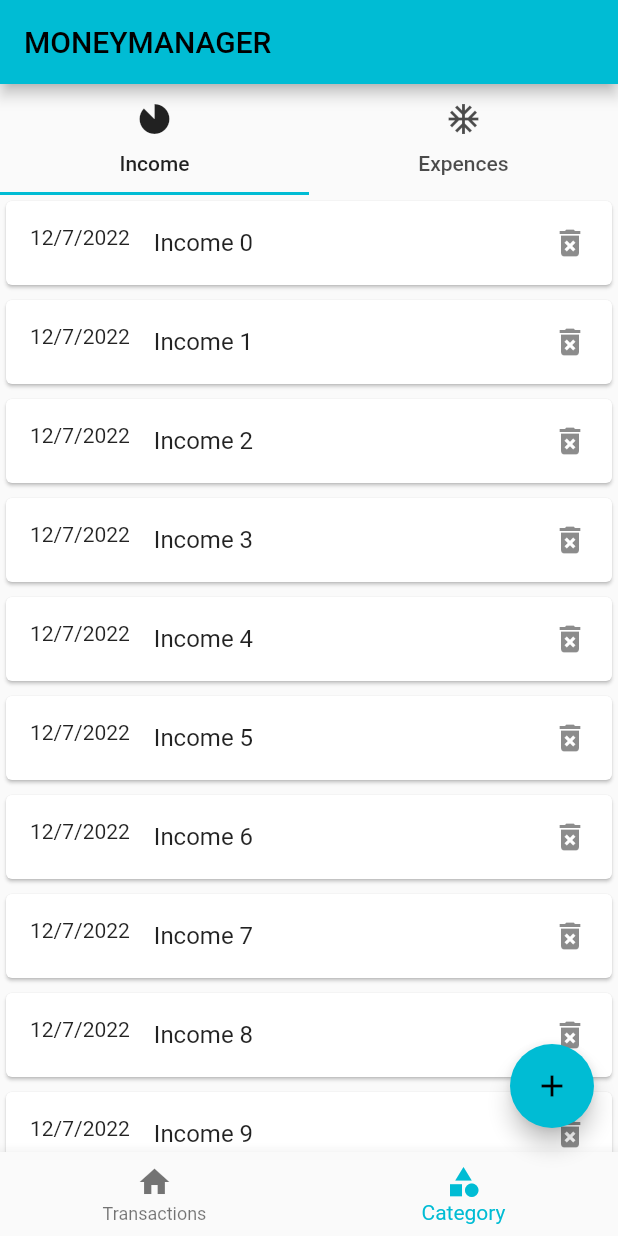
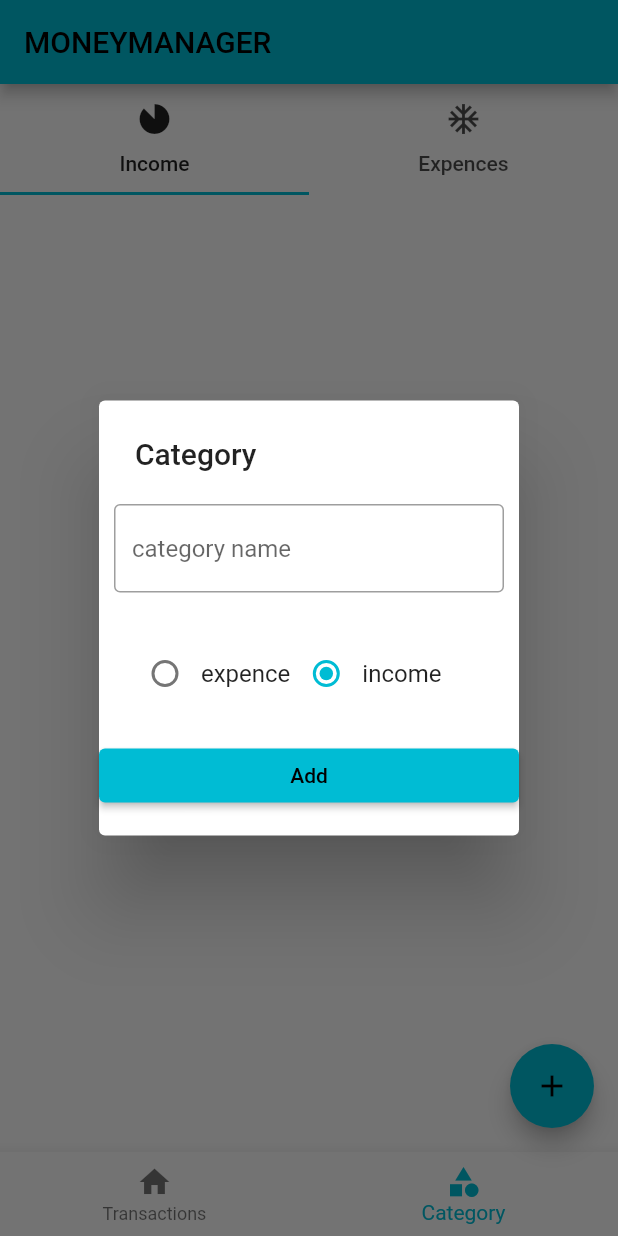
Before and after one commit to sardarmonsoorsait/money_manager, a Flutter app: the screen it shows after launch, item 2 of the bottom bar chosen, after a tap on the "add" icon, on a phone screen of 412 x 824 dp. Run offline on Flutter 3.47's test engine with Material 2 defaults, Android fonts, the phone set to English and light mode, and no system bars; our stand-ins replace hive, hive_flutter; accounts and stored records are empty.

Commit message:
category db work completed

```diff
--- /dev/null
+++ b/lib/db/category_db.dart
@@ -0,0 +1,52 @@
+import 'package:flutter/cupertino.dart';
+import 'package:hive/hive.dart';
+import 'package:money_manager/models/category_model/category_model.dart';
+
+const CATEGORY_DB_NAME = 'category-database';
+
+abstract class CategoryDbFunctions {
+  Future<void> InsertCategory(CategoryModel value);
+  Future<List<CategoryModel>> getCategories();
+}
+
+class CategoryDb implements CategoryDbFunctions {
+  CategoryDb._internal();
+  static CategoryDb instance =CategoryDb._internal();
+  factory CategoryDb(){
+    return instance;
+  }
+
+
+
+  ValueNotifier<List<CategoryModel>> incomelistnotifier = ValueNotifier([]);
+  ValueNotifier<List<CategoryModel>> expencelistnotifier = ValueNotifier([]);
+  @override
+  Future<void> InsertCategory(CategoryModel value) async {
+    // TODO: implement InsertCategory
+    final _categoryDb = await Hive.openBox<CategoryModel>(CATEGORY_DB_NAME);
+    await _categoryDb.add(value);
+    updateUI();
+    //throw UnimplementedError();
+  }
+
+  @override
+  Future<List<CategoryModel>> getCategories() async {
+    final _categoryDb = await Hive.openBox<CategoryModel>(CATEGORY_DB_NAME);
+    return _categoryDb.values.toList();
+  }
+
+  Future<void> updateUI() async {
+    final _allcategoris = await getCategories();
+    incomelistnotifier.value.clear();
+    expencelistnotifier.value.clear();
+    Future.forEach((_allcategoris), (CategoryModel category) {
+      if (category.type == CategoryType.expence) {
+        expencelistnotifier.value.add(category);
+      } else {
+        incomelistnotifier.value.add(category);
+      }
+    });
+    incomelistnotifier.notifyListeners();
+    expencelistnotifier.notifyListeners();
+  }
+}
--- a/lib/main.dart
+++ b/lib/main.dart
@@ -1,9 +1,20 @@
 import 'package:flutter/cupertino.dart';
 import 'package:flutter/material.dart';
+import 'package:hive/hive.dart';
+import 'package:hive_flutter/hive_flutter.dart';
+import 'package:money_manager/models/category_model/category_model.dart';
 import 'package:money_manager/screens/home_screen/myhome.dart';
 
-void main(List<String> args) {
+Future<void> main(List<String> args) async {
+  WidgetsFlutterBinding.ensureInitialized();
+  await Hive.initFlutter();
   runApp(MyApp());
+  if (!Hive.isAdapterRegistered(CategoryModelAdapter().typeId)) {
+    Hive.registerAdapter(CategoryModelAdapter());
+  }
+  if (!Hive.isAdapterRegistered(CategoryTypeAdapter().typeId)) {
+    Hive.registerAdapter(CategoryTypeAdapter());
+  }
 }
 
 class MyApp extends StatelessWidget {
--- /dev/null
+++ b/lib/models/category_model/category_model.dart
@@ -0,0 +1,31 @@
+import 'package:hive/hive.dart';
+part 'category_model.g.dart';
+@HiveType(typeId: 2)
+enum CategoryType {
+  @HiveField(0)
+  income,
+  @HiveField(1)
+  expence,
+}
+
+@HiveType(typeId: 1)
+class CategoryModel {
+  @HiveField(0)
+  final String id;
+  @HiveField(1)
+  final String name;
+  @HiveField(2)
+  final bool isDeleted;
+  @HiveField(3)
+  final CategoryType type;
+
+  CategoryModel(
+      {required this.id,required this.name, required this.type, this.isDeleted = false});
+
+    @override
+  String toString() {
+    // TODO: implement toString
+
+    return '{$id  $name $type }';
+  }
+}
--- a/lib/screens/home_screen/myhome.dart
+++ b/lib/screens/home_screen/myhome.dart
@@ -1,14 +1,17 @@
 import 'package:flutter/material.dart';
 import 'package:flutter/src/foundation/key.dart';
 import 'package:flutter/src/widgets/framework.dart';
+import 'package:money_manager/db/category_db.dart';
+import 'package:money_manager/models/category_model/category_model.dart';
 import 'package:money_manager/screens/home_screen/widgets/navigation_bar.dart';
 import 'package:money_manager/screens/screen_category/category_page.dart';
+import 'package:money_manager/screens/screen_category/category_popup.dart';
 import 'package:money_manager/screens/screen_transaction/screen_transaction.dart';
 //import 'package:money_manager/screens/screen_home/screen_home.dart';
 
 class MyHome extends StatelessWidget {
   const MyHome({Key? key}) : super(key: key);
-  final   _pages =const [ScreenTrasaction(),ScreenCategory()];
+  final _pages = const [ScreenTrasaction(), ScreenCategory()];
   static ValueNotifier<int> indexNotifier = ValueNotifier(0);
   @override
   Widget build(BuildContext context) {
@@ -18,13 +21,24 @@ class MyHome extends StatelessWidget {
         title: Text('MONEYMANAGER'),
       ),
       body: ValueListenableBuilder(
-        valueListenable: indexNotifier,
-        builder: (BuildContext context,int index,_) {
-          return SafeArea(child: _pages[index],);
-        }
-      ),
-      floatingActionButton:
-          FloatingActionButton(onPressed: () {}, child: Icon(Icons.add)),
+          valueListenable: indexNotifier,
+          builder: (BuildContext context, int index, _) {
+            return SafeArea(
+              child: _pages[index],
+            );
+          }),
+      floatingActionButton: FloatingActionButton(
+          onPressed: () {
+            if (indexNotifier.value == 0) {
+              print('this is from transaction page');
+            } else {
+              // print('this is from category page');
+              // final _sample = CategoryModel(id: DateTime.now().millisecondsSinceEpoch.toString(), name: 'Travel', type:CategoryType.expence);
+              // CategoryDb().InsertCategory(_sample);
+              CategoryPopup(context);
+            }
+          },
+          child: Icon(Icons.add)),
     );
   }
 }
--- a/lib/screens/screen_category/category_page.dart
+++ b/lib/screens/screen_category/category_page.dart
@@ -1,6 +1,7 @@
 import 'package:flutter/material.dart';
 import 'package:flutter/src/foundation/key.dart';
 import 'package:flutter/src/widgets/framework.dart';
+import 'package:money_manager/db/category_db.dart';
 import 'package:money_manager/screens/screen_category/expence_tab.dart';
 import 'package:money_manager/screens/screen_category/income_tab.dart';
 
@@ -11,11 +12,16 @@ class ScreenCategory extends StatefulWidget {
   State<ScreenCategory> createState() => _ScreenCategoryState();
 }
 
-class _ScreenCategoryState extends State<ScreenCategory> with TickerProviderStateMixin {
+class _ScreenCategoryState extends State<ScreenCategory>
+    with TickerProviderStateMixin {
   late TabController _tabbarcontroller;
   @override
   void initState() {
-     _tabbarcontroller =TabController(length: 2, vsync:this) ;
+    _tabbarcontroller = TabController(length: 2, vsync: this);
+    CategoryDb().getCategories().then((value) {
+      print('get from categories db');
+      print(value.toString());
+    });
     super.initState();
   }
 
@@ -23,8 +29,24 @@ class _ScreenCategoryState extends State<ScreenCategory> with TickerProviderStat
   Widget build(BuildContext context) {
     return Column(
       children: [
-        TabBar(controller: _tabbarcontroller ,tabs: [Tab(text: 'Income',icon: Icon(Icons.incomplete_circle),),Tab(text: 'Expences',icon: Icon(Icons.ac_unit_sharp),)],
-        ),Expanded(child: TabBarView(children: [IncomeTab(),ExpenceTab()],controller: _tabbarcontroller,))
+        TabBar(
+          controller: _tabbarcontroller,
+          tabs: [
+            Tab(
+              text: 'Income',
+              icon: Icon(Icons.incomplete_circle),
+            ),
+            Tab(
+              text: 'Expences',
+              icon: Icon(Icons.ac_unit_sharp),
+            )
+          ],
+        ),
+        Expanded(
+            child: TabBarView(
+          children: [IncomeTab(), ExpenceTab()],
+          controller: _tabbarcontroller,
+        ))
       ],
     );
   }
--- /dev/null
+++ b/lib/screens/screen_category/category_popup.dart
@@ -0,0 +1,86 @@
+import 'package:flutter/cupertino.dart';
+import 'package:flutter/material.dart';
+import 'package:flutter/rendering.dart';
+import 'package:money_manager/db/category_db.dart';
+import 'package:money_manager/models/category_model/category_model.dart';
+
+ValueNotifier<CategoryType> typeNotifier = ValueNotifier(CategoryType.income);
+final TextEditingController _textConroller = TextEditingController();
+Future<void> CategoryPopup(BuildContext context) async {
+  showDialog(
+      context: context,
+      builder: (ctx) {
+        return SimpleDialog(
+          title: Text("Category"),
+          children: [
+            Padding(
+              padding: EdgeInsets.all(10.0),
+              child: TextFormField(
+                controller: _textConroller,
+                decoration: InputDecoration(
+                    border: OutlineInputBorder(), hintText: 'category name'),
+              ),
+            ),
+            Padding(
+              padding: EdgeInsets.all(20.0),
+              child: Row(
+                children: [
+                  RadioButton(
+                    title: 'expence',
+                    type: CategoryType.expence,
+                  ),
+                  RadioButton(
+                    title: 'income',
+                    type: CategoryType.income,
+                  ),
+                ],
+              ),
+            ),
+            ElevatedButton(
+                onPressed: () {
+                  final String _text;
+                  _text = _textConroller.text;
+                  final _type = typeNotifier.value;
+                  CategoryModel _category = CategoryModel(
+                      id: DateTime.now().millisecondsSinceEpoch.toString(),
+                      name: _text,
+                      type: _type);
+                  CategoryDb().InsertCategory(_category);
+                  Navigator.of(ctx).pop();
+                },
+                child: Text('Add'))
+          ],
+        );
+      });
+}
+
+class RadioButton extends StatelessWidget {
+  final String title;
+  final CategoryType type;
+  //final CategoryType _type;
+  const RadioButton({required this.title, required this.type, Key? key})
+      : super(key: key);
+
+  @override
+  Widget build(BuildContext context) {
+    return Row(
+      children: [
+        ValueListenableBuilder(
+            valueListenable: typeNotifier,
+            builder: (BuildContext context, CategoryType newtype, Widget? _) {
+              return Radio<CategoryType>(
+                  value: type,
+                  groupValue: newtype,
+                  onChanged: (newvalue) {
+                    if (newvalue == null) {
+                      return;
+                    }
+                    typeNotifier.value = newvalue;
+                    typeNotifier.notifyListeners();
+                  });
+            }),
+        Text(title)
+      ],
+    );
+  }
+}
--- a/lib/screens/screen_category/expence_tab.dart
+++ b/lib/screens/screen_category/expence_tab.dart
@@ -2,17 +2,25 @@ import 'package:flutter/cupertino.dart';
 import 'package:flutter/material.dart';
 import 'package:flutter/src/foundation/key.dart';
 import 'package:flutter/src/widgets/framework.dart';
+import 'package:money_manager/db/category_db.dart';
+import 'package:money_manager/models/category_model/category_model.dart';
 
+//import 'package:money_manager/lib/db/category_db.dart';
 class ExpenceTab extends StatelessWidget {
   const ExpenceTab({Key? key}) : super(key: key);
 
   @override
   Widget build(BuildContext context) {
+    return ValueListenableBuilder(
+        valueListenable: CategoryDb().expencelistnotifier,
+        builder:
+            (BuildContext context, List<CategoryModel> newlist, Widget? _) {
           return ListView.separated(
             itemBuilder: ((context, index) {
+              final category = newlist[index];
               return Card(
                 child: ListTile(
-            title: Text('Expences'),
+                  title: Text(category.name),
                   leading: Text('12/7/2022'),
                   trailing: Icon(Icons.delete_forever),
                 ),
@@ -23,7 +31,8 @@ class ExpenceTab extends StatelessWidget {
                 height: 2,
               );
             },
-      itemCount: 20,
+            itemCount: newlist.length,
           );
+        });
   }
 }
--- a/lib/screens/screen_category/income_tab.dart
+++ b/lib/screens/screen_category/income_tab.dart
@@ -2,21 +2,25 @@ import 'package:flutter/cupertino.dart';
 import 'package:flutter/material.dart';
 import 'package:flutter/src/foundation/key.dart';
 import 'package:flutter/src/widgets/framework.dart';
+import 'package:money_manager/db/category_db.dart';
+import 'package:money_manager/models/category_model/category_model.dart';
 
 class IncomeTab extends StatelessWidget {
   const IncomeTab({Key? key}) : super(key: key);
 
   @override
   Widget build(BuildContext context) {
+    return ValueListenableBuilder(
+        valueListenable: CategoryDb().incomelistnotifier,
+        builder: (BuildContext context, List<CategoryModel> newlist, _) {
           return ListView.separated(
             itemBuilder: ((context, index) {
+              final category = newlist[index];
               return Card(
                 child: ListTile(
-            title: Text('Income $index'),
-
+                    title: Text(category.name),
                     leading: Text('12/7/2022'),
-              trailing: Icon(Icons.delete_forever)
-          ),
+                    trailing: Icon(Icons.delete_forever)),
               );
             }),
             separatorBuilder: (context, index) {
@@ -24,7 +28,8 @@ class IncomeTab extends StatelessWidget {
                 height: 2,
               );
             },
-      itemCount: 20,
+            itemCount: newlist.length,
           );
+        });
   }
 }
--- a/pubspec.yaml
+++ b/pubspec.yaml
@@ -34,6 +34,8 @@ dependencies:
   # The following adds the Cupertino Icons font to your application.
   # Use with the CupertinoIcons class for iOS style icons.
   cupertino_icons: ^1.0.2
+  hive: ^2.2.2
+  hive_flutter: ^1.1.0
 
 dev_dependencies:
   flutter_test:
@@ -45,6 +47,8 @@ dev_dependencies:
   # package. See that file for information about deactivating specific lint
   # rules and activating additional ones.
   flutter_lints: ^2.0.0
+  hive_generator: ^1.1.3
+  build_runner: ^2.1.11
 
 # For information on the generic Dart part of this file, see the
 # following page: https://dart.dev/tools/pub/pubspec
```
Also changed, not shown: lib/models/category_model/category_model.g.dart (added), pubspec.lock, 1 other file. Lines whose indentation alone changed are shown as unchanged.
